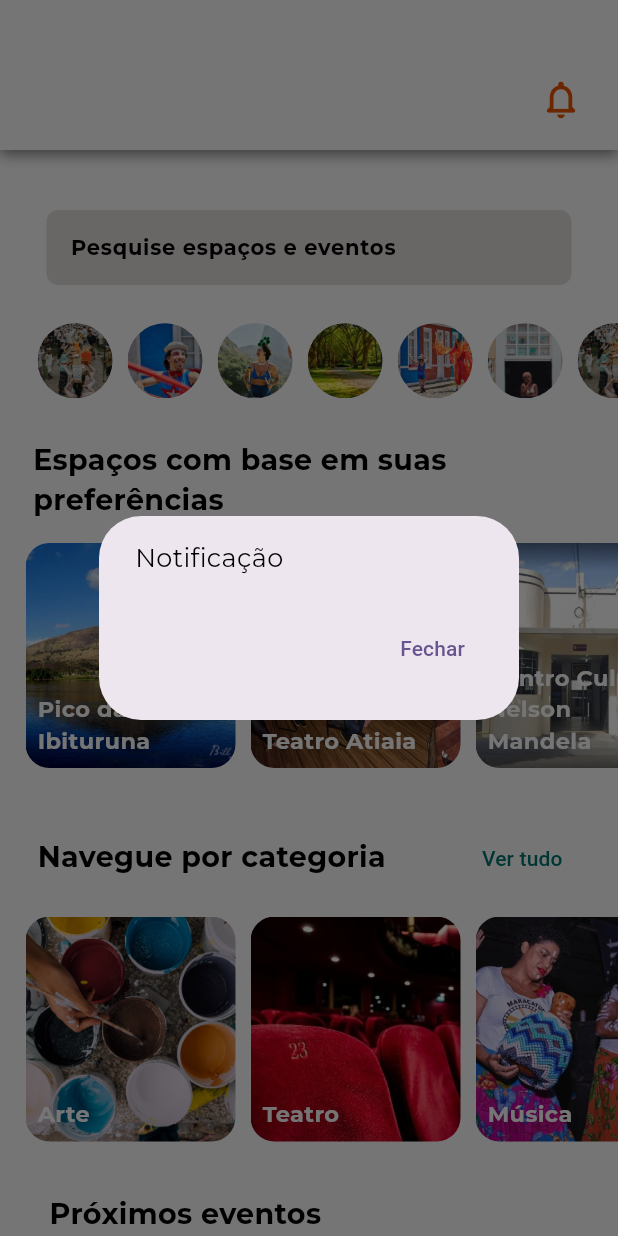
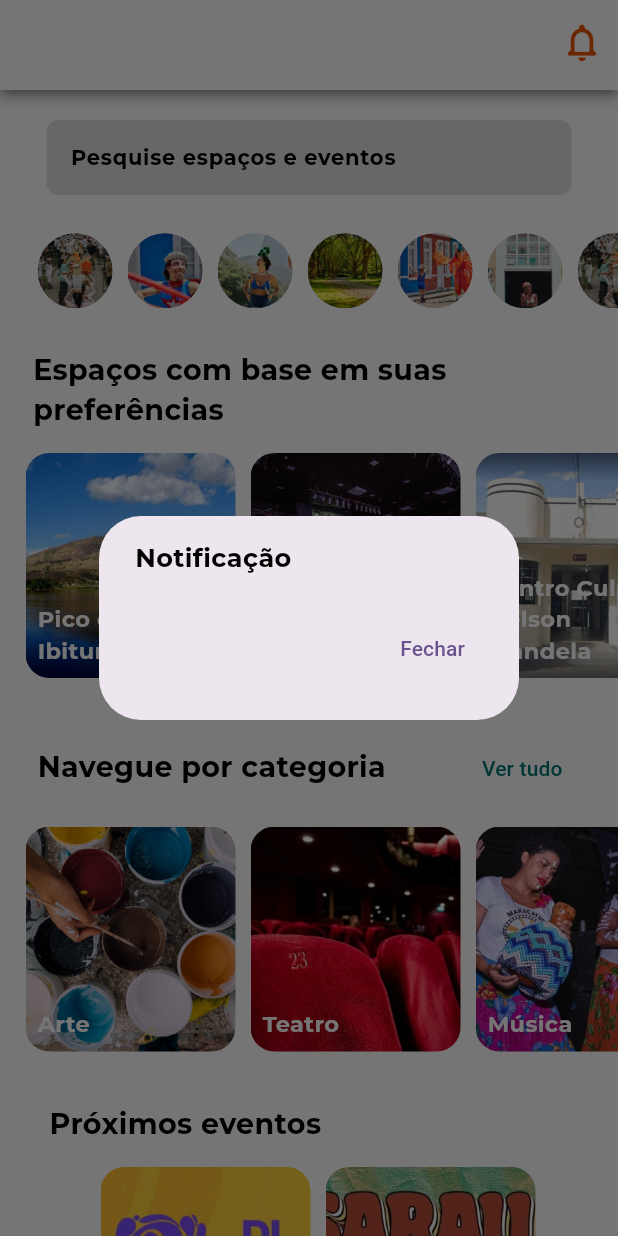
Before and after one commit to jeiel2013/Study_Dart, a Flutter app: the screen it shows after launch, after a tap on the "notifications none" icon, on a phone screen of 412 x 824 dp. Run offline on Flutter 3.47's test engine with Material 3 defaults, Android fonts, the phone set to English and light mode, and no system bars; Roboto replaces fonts that are missing (Monteserrat).

Commit message:
PageHome reformuled

```diff
--- a/projeto_explorando/lib/main.dart
+++ b/projeto_explorando/lib/main.dart
@@ -30,20 +30,71 @@ class Home extends StatelessWidget {
   @override
   Widget build(BuildContext context) {
     return Scaffold(
+      appBar: PreferredSize(
+        preferredSize: Size.fromHeight(60.0), // Altura personalizada
+        child: Container(
+          decoration: BoxDecoration(
+            color: Branco, // Cor de fundo do AppBar
+            boxShadow: [
+              BoxShadow(
+                color: Preto.withOpacity(0.5),
+                spreadRadius: 0,
+                blurRadius: 7,
+                offset: Offset(0, 3), // Deslocamento da sombra
+              ),
+            ],
+          ),
+          child: SafeArea(
+            child: AppBar(
+              actions: [
+                IconButton(
+                  onPressed: () {
+                    showDialog(
+                      context: context,
+                      builder: (BuildContext context) {
+                        return AlertDialog(
+                          content: const Text(
+                              style: TextStyle(
+                                color: Preto,
+                                fontFamily: 'MontserratBold',
+                                fontSize: 17,
+                                //fontWeight: FontWeight.bold,
+                              ),
+                              'Notificação'),
+                          actions: <Widget>[
+                            TextButton(
+                                onPressed: () {
+                                  Navigator.of(context).pop();
+                                },
+                                child: const Text('Fechar'))
+                          ],
+                        );
+                      },
+                    );
+                  },
+                  icon: const Icon(Icons.notifications_none_rounded),
+                  iconSize: 30,
+                  color: Laranja,
+                ),
+              ],
+              backgroundColor: Colors
+                  .transparent, // Deixa transparente para exibir o background customizado
+              elevation: 0,
+            ),
+          ),
+        ),
+      ),
       backgroundColor: Branco,
       body: Stack(
         children: [
           // Conteúdo rolável
           ListView(
-            padding: EdgeInsets.only(
-              top: 80,
-            ), // Ajusta o padding para não sobrepor a barra fixa
             children: [
               Column(
                 mainAxisAlignment: MainAxisAlignment.start,
                 children: [
                   Padding(
-                    padding: const EdgeInsets.only(top: 60),
+                    padding: const EdgeInsets.only(top: 20),
                     child: Container(
                       width: 350,
                       height: 50,
@@ -171,7 +222,7 @@ class Home extends StatelessWidget {
                                   onPressed: () {
                                     Navigator.of(context).push(
                                       MaterialPageRoute(
-                                        builder: (context) => categorias(),
+                                        builder: (context) => Categorias(),
                                       ),
                                     );
                                   },
@@ -257,65 +308,6 @@ class Home extends StatelessWidget {
                 ],
               ),
             ],
-          ),
-          // Container fixo na parte superior
-          Positioned(
-            top: 0,
-            left: 0,
-            right: 0,
-            child: Container(
-              margin: EdgeInsets.only(bottom: 14),
-              width: MediaQuery.of(context).size.width,
-              height: 100,
-              decoration: BoxDecoration(
-                color: Branco,
-                boxShadow: [
-                  BoxShadow(
-                    color: Preto.withOpacity(0.5),
-                    spreadRadius: 0,
-                    blurRadius: 7,
-                    offset: Offset(0, 3),
-                  ),
-                ],
-              ),
-              child: Row(
-                mainAxisAlignment: MainAxisAlignment.end,
-                children: [
-                  Padding(
-                    padding: const EdgeInsets.only(right: 14, top: 32),
-                    child: IconButton(
-                      onPressed: () {
-                        showDialog(
-                          context: context,
-                          builder: (BuildContext context) {
-                            return AlertDialog(
-                              content: const Text(
-                                  style: TextStyle(
-                                    color: Colors.black,
-                                    fontFamily: 'Montserrat',
-                                    fontSize: 17,
-                                    //fontWeight: FontWeight.bold,
-                                  ),
-                                  'Notificação'),
-                              actions: <Widget>[
-                                TextButton(
-                                    onPressed: () {
-                                      Navigator.of(context).pop();
-                                    },
-                                    child: const Text('Fechar'))
-                              ],
-                            );
-                          },
-                        );
-                      },
-                      icon: const Icon(Icons.notifications_none_rounded),
-                      iconSize: 30,
-                      color: Laranja,
-                    ),
-                  ),
-                ],
-              ),
-            ),
           ),
         ],
       ),
```
Also changed, not shown: projeto_explorando/lib/categorias.dart (+15 -5 lines).
